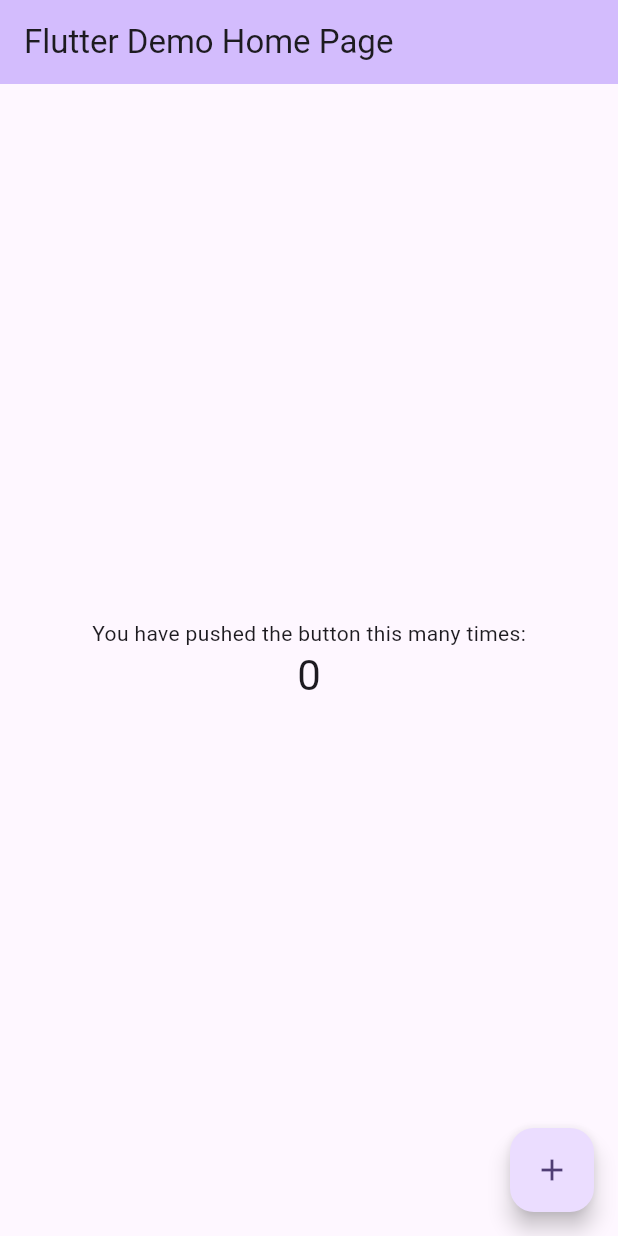
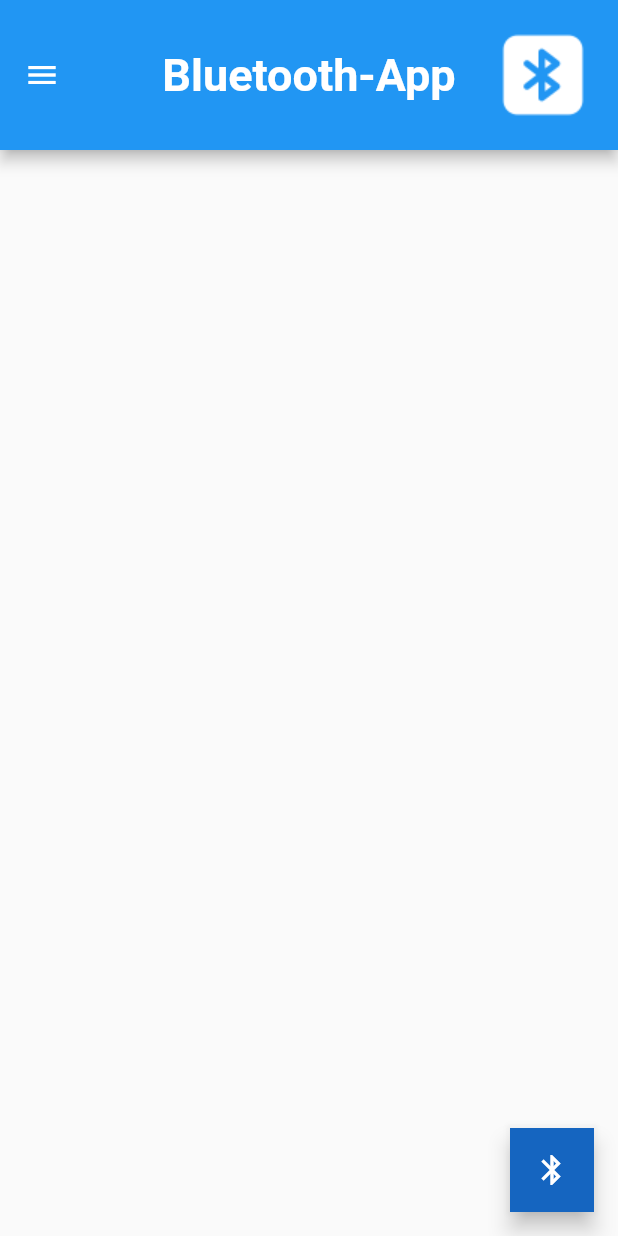
Before and after one commit to Shubham-Paudel/Bluetooth-serial, a Flutter app: the screen it shows after launch, on a phone screen of 412 x 824 dp. Run offline on Flutter 3.47's test engine with Material 2 defaults, Android fonts, the phone set to English and light mode, and no system bars.

Commit message:
bluetooth

```diff
--- /dev/null
+++ b/bluetoothapp/lib/home.dart
@@ -0,0 +1,31 @@
+// ignore_for_file: prefer_const_constructors
+
+import 'package:flutter/material.dart';
+
+class HomePage extends StatelessWidget {
+  const HomePage({super.key});
+
+  @override
+  Widget build(BuildContext context) {
+    return Scaffold(
+      appBar: AppBar(
+        toolbarHeight: 100,
+        title: Text("Bluetooth-App",style: TextStyle(fontSize: 30,fontWeight: FontWeight.bold),),
+        centerTitle: true,
+        backgroundColor: Colors.blue,
+        leading: IconButton(
+          onPressed: (){},
+          icon: Icon(Icons.menu),),
+          actions: [
+            Image.asset("lib/images/mypic.png",
+                  ),
+        ]
+      ),
+      floatingActionButton: FloatingActionButton(onPressed: (){},
+      backgroundColor: Colors.blue[800],
+      shape: RoundedRectangleBorder(),
+      child: Icon(Icons.bluetooth,color: Colors.white,)
+      ),
+    );
+  }
+}
--- a/bluetoothapp/lib/main.dart
+++ b/bluetoothapp/lib/main.dart
@@ -1,3 +1,6 @@
+// ignore_for_file: prefer_const_constructors
+
+import 'package:bluetoothapp/home.dart';
 import 'package:flutter/material.dart';
 
 void main() {
@@ -7,119 +10,11 @@ void main() {
 class MyApp extends StatelessWidget {
   const MyApp({super.key});
 
-  // This widget is the root of your application.
   @override
   Widget build(BuildContext context) {
     return MaterialApp(
-      title: 'Flutter Demo',
-      theme: ThemeData(
-        // This is the theme of your application.
-        //
-        // TRY THIS: Try running your application with "flutter run". You'll see
-        // the application has a blue toolbar. Then, without quitting the app,
-        // try changing the seedColor in the colorScheme below to Colors.green
-        // and then invoke "hot reload" (save your changes or press the "hot
-        // reload" button in a Flutter-supported IDE, or press "r" if you used
-        // the command line to start the app).
-        //
-        // Notice that the counter didn't reset back to zero; the application
-        // state is not lost during the reload. To reset the state, use hot
-        // restart instead.
-        //
-        // This works for code too, not just values: Most code changes can be
-        // tested with just a hot reload.
-        colorScheme: ColorScheme.fromSeed(seedColor: Colors.deepPurple),
-        useMaterial3: true,
-      ),
-      home: const MyHomePage(title: 'Flutter Demo Home Page'),
+      debugShowCheckedModeBanner: false,
+      home: HomePage(),
     );
   }
 }
-
-class MyHomePage extends StatefulWidget {
-  const MyHomePage({super.key, required this.title});
-
-  // This widget is the home page of your application. It is stateful, meaning
-  // that it has a State object (defined below) that contains fields that affect
-  // how it looks.
-
-  // This class is the configuration for the state. It holds the values (in this
-  // case the title) provided by the parent (in this case the App widget) and
-  // used by the build method of the State. Fields in a Widget subclass are
-  // always marked "final".
-
-  final String title;
-
-  @override
-  State<MyHomePage> createState() => _MyHomePageState();
-}
-
-class _MyHomePageState extends State<MyHomePage> {
-  int _counter = 0;
-
-  void _incrementCounter() {
-    setState(() {
-      // This call to setState tells the Flutter framework that something has
-      // changed in this State, which causes it to rerun the build method below
-      // so that the display can reflect the updated values. If we changed
-      // _counter without calling setState(), then the build method would not be
-      // called again, and so nothing would appear to happen.
-      _counter++;
-    });
-  }
-
-  @override
-  Widget build(BuildContext context) {
-    // This method is rerun every time setState is called, for instance as done
-    // by the _incrementCounter method above.
-    //
-    // The Flutter framework has been optimized to make rerunning build methods
-    // fast, so that you can just rebuild anything that needs updating rather
-    // than having to individually change instances of widgets.
-    return Scaffold(
-      appBar: AppBar(
-        // TRY THIS: Try changing the color here to a specific color (to
-        // Colors.amber, perhaps?) and trigger a hot reload to see the AppBar
-        // change color while the other colors stay the same.
-        backgroundColor: Theme.of(context).colorScheme.inversePrimary,
-        // Here we take the value from the MyHomePage object that was created by
-        // the App.build method, and use it to set our appbar title.
-        title: Text(widget.title),
-      ),
-      body: Center(
-        // Center is a layout widget. It takes a single child and positions it
-        // in the middle of the parent.
-        child: Column(
-          // Column is also a layout widget. It takes a list of children and
-          // arranges them vertically. By default, it sizes itself to fit its
-          // children horizontally, and tries to be as tall as its parent.
-          //
-          // Column has various properties to control how it sizes itself and
-          // how it positions its children. Here we use mainAxisAlignment to
-          // center the children vertically; the main axis here is the vertical
-          // axis because Columns are vertical (the cross axis would be
-          // horizontal).
-          //
-          // TRY THIS: Invoke "debug painting" (choose the "Toggle Debug Paint"
-          // action in the IDE, or press "p" in the console), to see the
-          // wireframe for each widget.
-          mainAxisAlignment: MainAxisAlignment.center,
-          children: <Widget>[
-            const Text(
-              'You have pushed the button this many times:',
-            ),
-            Text(
-              '$_counter',
-              style: Theme.of(context).textTheme.headlineMedium,
-            ),
-          ],
-        ),
-      ),
-      floatingActionButton: FloatingActionButton(
-        onPressed: _incrementCounter,
-        tooltip: 'Increment',
-        child: const Icon(Icons.add),
-      ), // This trailing comma makes auto-formatting nicer for build methods.
-    );
-  }
-}
--- a/bluetoothapp/pubspec.yaml
+++ b/bluetoothapp/pubspec.yaml
@@ -61,7 +61,9 @@ flutter:
   # To add assets to your application, add an assets section, like this:
   # assets:
   #   - images/a_dot_burr.jpeg
-  #   - images/a_dot_ham.jpeg
+  #   - images/a_dot_ham.jpeg1
+  assets:
+    - lib/images/
 
   # An image asset can refer to one or more resolution-specific "variants", see
   # https://flutter.dev/assets-and-images/#resolution-aware
```
Also changed, not shown: bluetoothapp/lib/images/mypic.jpg (added), bluetoothapp/lib/images/mypic.png (added).
